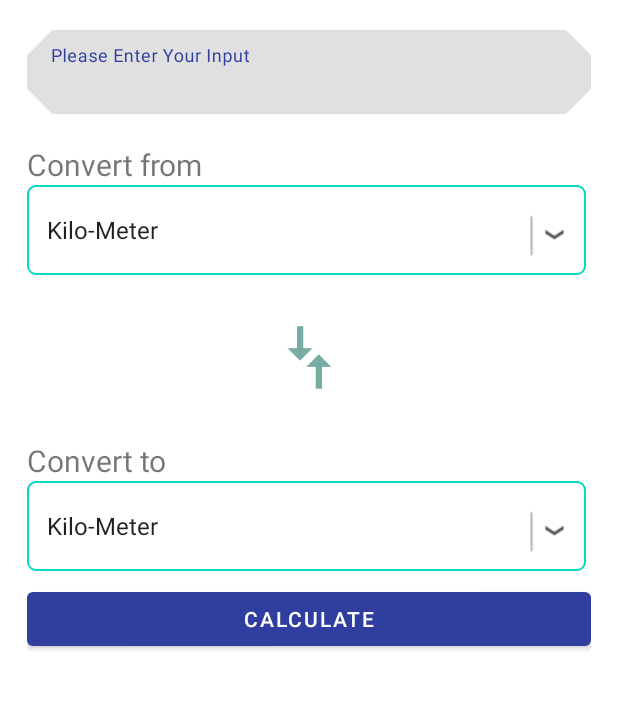
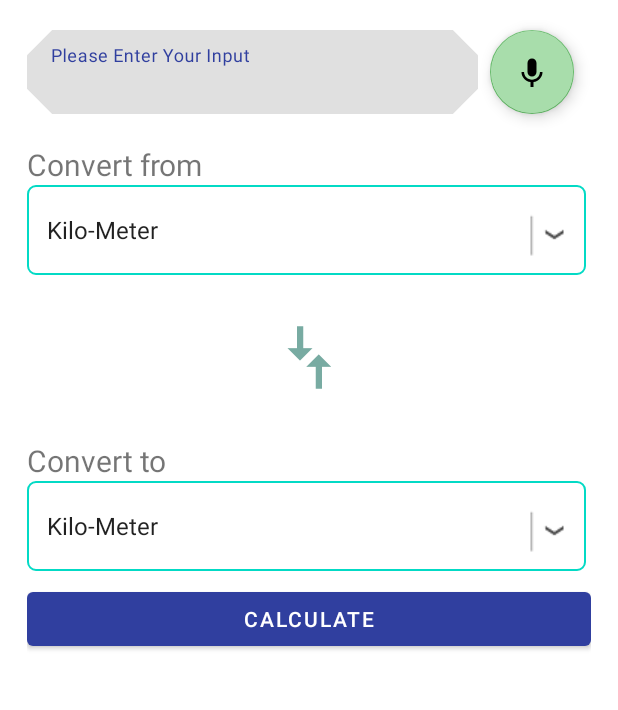
Before and after one commit to abdullah-bjit/UnitConverterApp, an Android app: the screen it shows after launch (MainActivity), after a tap on an icon or button, on a phone screen of 412 x 824 dp, the part 179-889 px from its top. Run offline under Robolectric (Android 15) with nearby library versions, the phone set to English and light mode, and no system bars.

Commit message:
Voice input added by Asraful

```diff
--- a/app/src/main/AndroidManifest.xml
+++ b/app/src/main/AndroidManifest.xml
@@ -14,6 +14,7 @@
         tools:targetApi="31">
         <activity
             android:name=".MainActivity"
+            android:configChanges="keyboardHidden|orientation|screenSize"
             android:exported="true">
             <intent-filter>
                 <action android:name="android.intent.action.MAIN" />
--- a/app/src/main/java/com/syedabdullah/myapplication/MainActivity.kt
+++ b/app/src/main/java/com/syedabdullah/myapplication/MainActivity.kt
@@ -1,7 +1,11 @@
 package com.syedabdullah.myapplication
 
+import android.annotation.SuppressLint
+import android.app.Activity
+import android.content.Intent
 import androidx.appcompat.app.AppCompatActivity
 import android.os.Bundle
+import android.speech.RecognizerIntent
 import android.util.Log
 import android.view.View
 import android.widget.AdapterView
@@ -14,18 +18,40 @@ class MainActivity : AppCompatActivity() {
     private lateinit var binding: ActivityMainBinding
     private lateinit var convertFrom: String
     private lateinit var convertTo: String
+    private val SPEECH_REQUEST_CODE = 0
+    // Create an intent that can start the Speech Recognizer activity
+    private fun displaySpeechRecognizer() {
+        val intent = Intent(RecognizerIntent.ACTION_RECOGNIZE_SPEECH).apply {
+            putExtra(RecognizerIntent.EXTRA_LANGUAGE_MODEL, RecognizerIntent.LANGUAGE_MODEL_FREE_FORM)
+        }
+        // This starts the activity and populates the intent with the speech text.
+        startActivityForResult(intent, SPEECH_REQUEST_CODE)
+    }
+    // This callback is invoked when the Speech Recognizer returns.
+    // This is where you process the intent and extract the speech text from the intent.
+    override fun onActivityResult(requestCode: Int, resultCode: Int, data: Intent?) {
+        if (requestCode == SPEECH_REQUEST_CODE && resultCode == Activity.RESULT_OK) {
+            val spokenText: String? =
+                data?.getStringArrayListExtra(RecognizerIntent.EXTRA_RESULTS).let { results ->
+                    results?.get(0) ?: return
+                }
+            // Do something with spokenText.
+            Log.d("voice", spokenText.toString())
+            binding.inputTextET.setText(spokenText.toString())
+        }
+        super.onActivityResult(requestCode, resultCode, data)
+    }
+    @SuppressLint("ClickableViewAccessibility")
     override fun onCreate(savedInstanceState: Bundle?) {
         super.onCreate(savedInstanceState)
         binding = ActivityMainBinding.inflate(layoutInflater)
         setContentView(binding.root)
-
         binding.spConvertFrom.onItemSelectedListener = object : AdapterView.OnItemSelectedListener {
             override fun onItemSelected(p0: AdapterView<*>?, p1: View?, p2: Int, p3: Long) {
                 positionConvertFrom = p2
                 convertFrom = p0?.getItemAtPosition(p2).toString()
                 Log.d("convert", convertFrom)
             }
-
             override fun onNothingSelected(p0: AdapterView<*>?) {
 
             }
@@ -36,27 +62,24 @@ class MainActivity : AppCompatActivity() {
                 convertTo = p0?.getItemAtPosition(p2).toString()
                 Log.d("convert", convertTo)
             }
-
             override fun onNothingSelected(p0: AdapterView<*>?) {
-
             }
         }
-
-        binding.ivConvertArrow.setOnClickListener(View.OnClickListener {
-          swapUnits()
-        })
-
+        binding.ivConvertArrow.setOnClickListener { swapUnits() }
         //dropdown work
         binding.calculateButton.setOnClickListener {
             calculate()
         }
 
+        //voice input
+        binding.voiceInputFAB.setOnClickListener {
+            displaySpeechRecognizer()
+        }
     }
-
     //calculate function
     private fun calculate() {
         val value = (binding.teConvertTo.editText?.text.toString()).toDoubleOrNull() ?: return
-        var result: Double
+        val result: Double
         when (convertFrom) {
             "Kilo-Meter" -> {
                 val km = Kilometer()
@@ -78,13 +101,11 @@ class MainActivity : AppCompatActivity() {
         binding.tvResult.text = result.toString()
         Log.d("result", result.toString())
     }
-
-
     //swap units
     private fun swapUnits(){
         binding.spConvertFrom.setSelection(positionConvertTo)
         binding.spConvertTo.setSelection(positionConvertFrom)
-        var temp=convertFrom
+        val temp=convertFrom
         convertFrom=convertTo
         convertTo=temp
         calculate()
--- /dev/null
+++ b/app/src/main/res/drawable/ic_baseline_keyboard_voice_24.xml
@@ -0,0 +1,5 @@
+<vector android:height="24dp" android:tint="#396C0B"
+    android:viewportHeight="24" android:viewportWidth="24"
+    android:width="24dp" xmlns:android="http://schemas.android.com/apk/res/android">
+    <path android:fillColor="@android:color/white" android:pathData="M12,15c1.66,0 2.99,-1.34 2.99,-3L15,6c0,-1.66 -1.34,-3 -3,-3S9,4.34 9,6v6c0,1.66 1.34,3 3,3zM17.3,12c0,3 -2.54,5.1 -5.3,5.1S6.7,15 6.7,12L5,12c0,3.42 2.72,6.23 6,6.72L11,22h2v-3.28c3.28,-0.48 6,-3.3 6,-6.72h-1.7z"/>
+</vector>
--- a/app/src/main/res/layout/activity_main.xml
+++ b/app/src/main/res/layout/activity_main.xml
@@ -146,23 +146,40 @@
 
     <com.google.android.material.textfield.TextInputLayout
         android:id="@+id/te_convert_to"
-        android:layout_width="match_parent"
+        android:layout_width="0dp"
         android:layout_height="wrap_content"
+        style="@style/Widget.MaterialComponents.TextInputLayout.FilledBox.Rounded"
         android:hint="@string/please_enter_your_input"
+        app:layout_constraintWidth_percent="0.8"
+        app:layout_constraintHorizontal_bias="0.0"
         android:layout_marginTop="20dp"
         app:endIconMode="clear_text"
         app:endIconTint="@color/teal_200"
-        style="@style/Widget.MaterialComponents.TextInputLayout.FilledBox.Rounded"
         app:layout_constraintStart_toStartOf="parent"
         app:layout_constraintTop_toBottomOf="@+id/tv_title"
         >
-
         <com.google.android.material.textfield.TextInputEditText
+            android:id="@+id/inputTextET"
             android:layout_width="match_parent"
             android:layout_height="wrap_content"
             android:inputType="number"
+            app:layout_constraintHorizontal_bias="1.0"
+            app:layout_constraintWidth_percent="0.2"
             />
+
     </com.google.android.material.textfield.TextInputLayout>
+
+    <com.google.android.material.floatingactionbutton.FloatingActionButton
+        android:id="@+id/voiceInputFAB"
+        android:layout_width="wrap_content"
+        android:layout_height="wrap_content"
+        android:layout_marginStart="8dp"
+        android:layout_marginTop="20dp"
+
+        android:backgroundTint="#A8DDAB"
+        android:src="@drawable/ic_baseline_keyboard_voice_24"
+        app:layout_constraintStart_toEndOf="@+id/te_convert_to"
+        app:layout_constraintTop_toBottomOf="@+id/tv_title" />
 
     <Button
         android:id="@+id/calculate_button"
```
